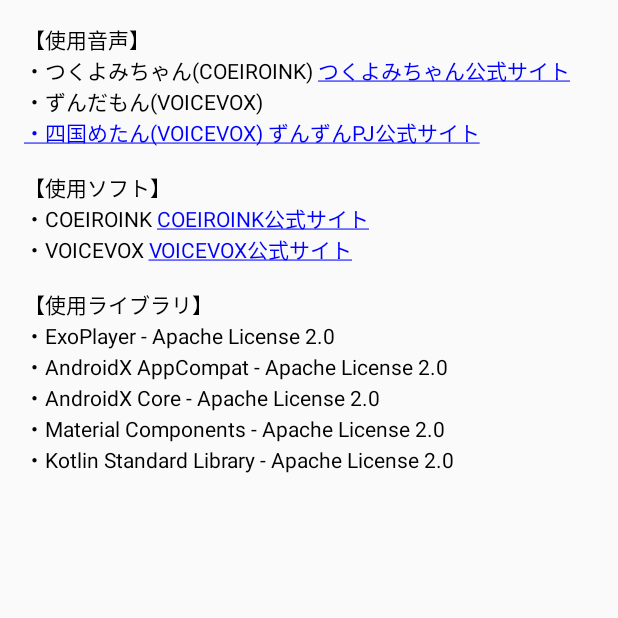
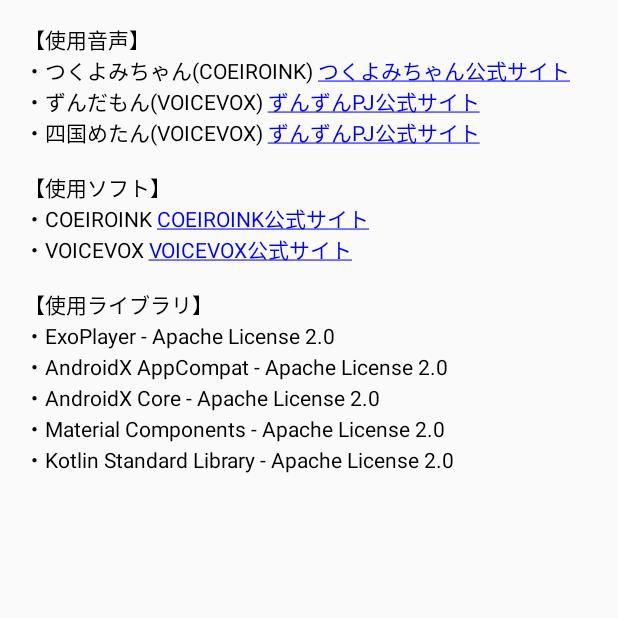
Before and after one commit to tsudetsun/VoiChime, an Android app: the CreditActivity screen opened directly, with no data from a screen before it, on a phone screen of 412 x 824 dp, the top half of it. Run offline under Robolectric (Android 15) with nearby library versions, the phone set to English and light mode, and no system bars.

Commit message:
fix: CreditActivity.java
aタグが閉じられていなかったため修正しました

```diff
--- a/app/src/main/java/com/tsudetsun/voichime/CreditActivity.java
+++ b/app/src/main/java/com/tsudetsun/voichime/CreditActivity.java
@@ -18,7 +18,7 @@ public class CreditActivity extends AppCompatActivity {
         creditsText.setText(Html.fromHtml(
                 "【使用音声】<br>" +
                         "・つくよみちゃん(COEIROINK) <a href='https://tyc.rei-yumesaki.net/'>つくよみちゃん公式サイト</a><br>" +
-                        "・ずんだもん(VOICEVOX) <a href='https://zunko.jp/'ずんずんPJ公式サイト</a><br>" +
+                        "・ずんだもん(VOICEVOX) <a href='https://zunko.jp/'>ずんずんPJ公式サイト</a><br>" +
                         "・四国めたん(VOICEVOX) <a href='https://zunko.jp/'>ずんずんPJ公式サイト</a><br><br>" +
                         "【使用ソフト】<br>" +
                         "・COEIROINK <a href='https://coeiroink.com/'>COEIROINK公式サイト</a><br>" +
```
